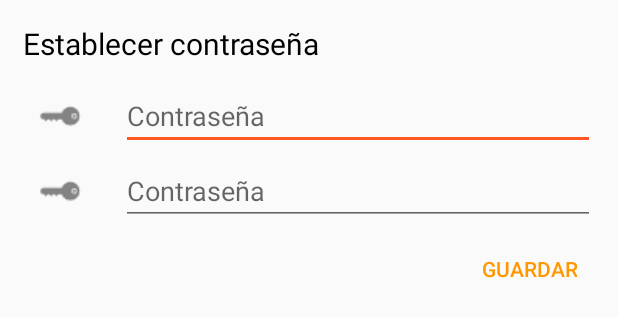
After one commit to ManuCasariego/PassManager, an Android app: the layout activity_set_pass_word.xml on its own in the app's theme, with its tools: preview values and no code run, on a phone screen of 412 x 824 dp. The commit adds this screen. Shown: the top 317 px of the screen. Run offline under Robolectric (Android 15) with nearby library versions, the phone set to English and light mode, and no system bars.

Commit message:
Añadida la contraseña maestra primera parte, falta la validacion

```diff
--- a/app/src/main/java/pruebas/manuel/passmanager/AddActivity.java
+++ b/app/src/main/java/pruebas/manuel/passmanager/AddActivity.java
@@ -51,7 +51,6 @@ public class AddActivity extends Activity {
         String url = intent.getStringExtra(AddActivity.URL);
         String userName = intent.getStringExtra(AddActivity.USERNAME);
         String password = intent.getStringExtra(AddActivity.PASSWORD);
-
 
         btnGuardar = (Button) findViewById(R.id.btnGuardarAdd);
         btnCancelar = (Button) findViewById(R.id.btnCancelarAdd);
@@ -188,4 +187,6 @@ public class AddActivity extends Activity {
     }
 
 
+
+
 }
--- /dev/null
+++ b/app/src/main/res/layout/activity_set_pass_word.xml
@@ -0,0 +1,86 @@
+<LinearLayout xmlns:android="http://schemas.android.com/apk/res/android"
+    xmlns:tools="http://schemas.android.com/tools"
+    android:layout_width="match_parent"
+    android:layout_height="match_parent"
+    android:minWidth="500dp"
+    android:orientation="vertical"
+    android:padding="15dp"
+    tools:context="pruebas.manuel.passmanager.SetPassWordActivity">
+
+    <TextView
+        android:layout_width="match_parent"
+        android:layout_height="wrap_content"
+        android:paddingBottom="10dp"
+        android:text="Establecer contraseña"
+        android:textColor="@android:color/black"
+        android:textSize="20sp" />
+
+    <LinearLayout
+        android:layout_width="match_parent"
+        android:layout_height="wrap_content"
+        android:orientation="horizontal">
+
+        <ImageView
+            android:id="@+id/imageViewContraSet"
+            android:layout_width="50dp"
+            android:layout_height="50dp"
+            android:scaleType="fitCenter"
+            android:src="@drawable/ic_action_password" />
+
+        <TextView
+            android:layout_width="15dp"
+            android:layout_height="0dp" />
+
+        <EditText
+            android:id="@+id/editTextPasswordSet"
+            android:layout_width="0dp"
+            android:layout_height="wrap_content"
+            android:layout_gravity="center_vertical"
+            android:layout_weight="4"
+            android:hint="Contraseña"
+            android:imeOptions="actionDone"
+            android:inputType="text"
+            android:maxLines="1" />
+
+    </LinearLayout>
+
+    <LinearLayout
+        android:layout_width="match_parent"
+        android:layout_height="wrap_content"
+        android:orientation="horizontal">
+
+        <ImageView
+            android:id="@+id/imageViewContraSet2"
+            android:layout_width="50dp"
+            android:layout_height="50dp"
+            android:scaleType="fitCenter"
+            android:src="@drawable/ic_action_password" />
+
+        <TextView
+            android:layout_width="15dp"
+            android:layout_height="0dp" />
+
+        <EditText
+            android:id="@+id/editTextPasswordSet2"
+            android:layout_width="0dp"
+            android:layout_height="wrap_content"
+            android:layout_gravity="center_vertical"
+            android:layout_weight="4"
+            android:hint="Contraseña"
+            android:imeOptions="actionDone"
+            android:inputType="text"
+            android:maxLines="1" />
+
+    </LinearLayout>
+
+    <Button
+        style="?android:attr/borderlessButtonStyle"
+        android:layout_width="wrap_content"
+        android:layout_height="wrap_content"
+        android:layout_gravity="end"
+        android:paddingTop="15dp"
+        android:text="GUARDAR"
+        android:id="@+id/buttonGuardarSet"
+        android:textColor="@color/ColorPrimary" />
+
+</LinearLayout>
--- a/app/src/main/res/values/strings.xml
+++ b/app/src/main/res/values/strings.xml
@@ -8,4 +8,6 @@
     <string name="title_activity_view">ViewActivity</string>
     <string name="title_activity_list_view">ListViewActivity</string>
     <string name="service">Servicio</string>
+    <string name="title_activity_set_pass_word">SetPassWordActivity</string>
+    <string name="title_activity_validate_password">ValidatePasswordActivity</string>
 </resources>
```
Also changed, not shown: app/src/main/AndroidManifest.xml (+10 -0 lines), app/src/main/java/pruebas/manuel/passmanager/FragmentMain.java (+50 -0 lines), app/src/main/java/pruebas/manuel/passmanager/SetPassWordActivity.java (added, +133 -0 lines), app/src/main/java/pruebas/manuel/passmanager/ValidatePasswordActivity.java (added, +35 -0 lines), app/src/main/res/layout/activity_validate_password.xml (added, +12 -0 lines), app/src/main/res/menu/menu_set_pass_word.xml (added, +7 -0 lines), app/src/main/res/menu/menu_validate_password.xml (added, +7 -0 lines).
